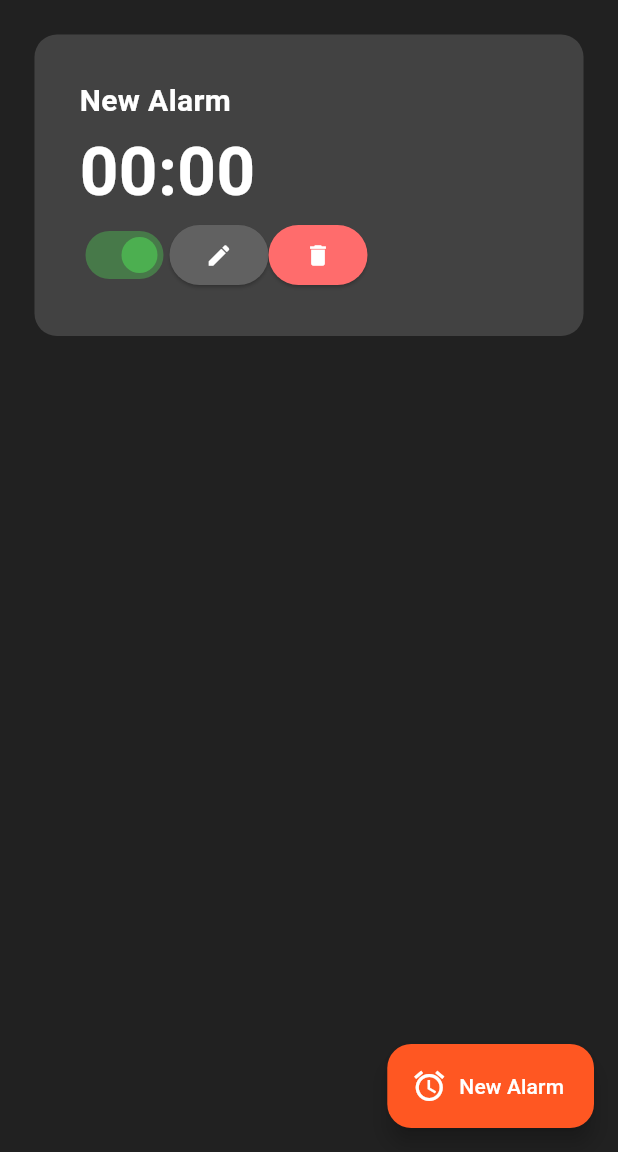
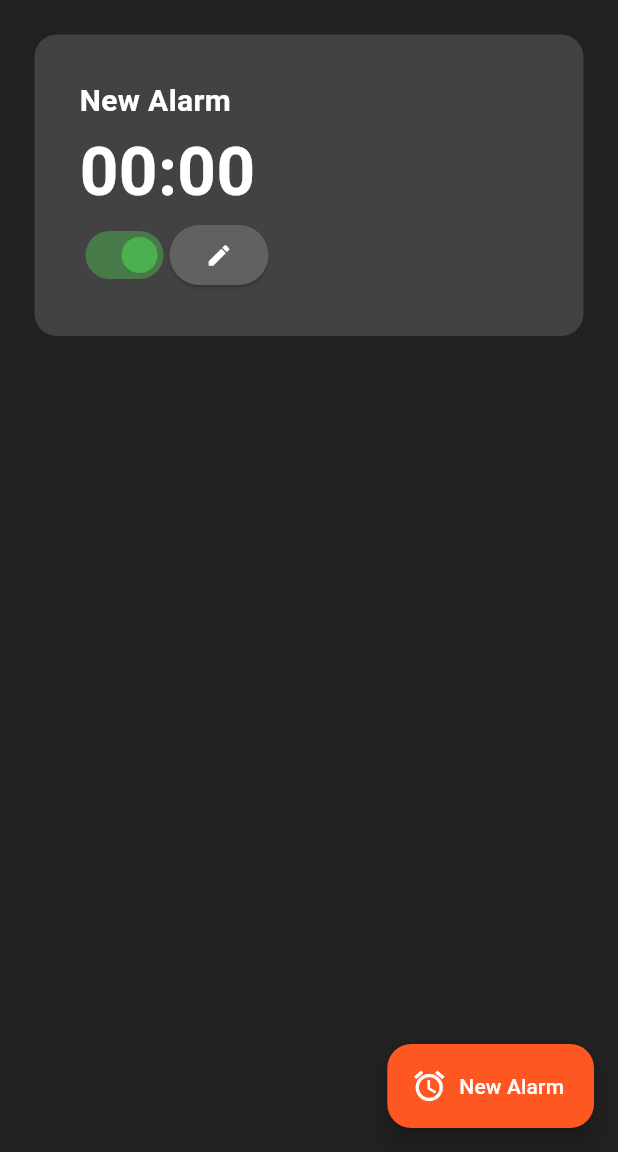
Before and after one commit to IntercityCheese/GetMeUp, a Flutter app: the screen it shows after launch, after a tap on "New Alarm", on a phone screen of 412 x 824 dp, the part 84-1236 px from its top. Run offline on Flutter 3.47's test engine with Material 3 defaults, Android fonts, the phone set to English and light mode, and no system bars; our stand-ins replace hive, hive_flutter; accounts and stored records are empty.

Commit message:
Swapped the delete button for a swipe to make it a lil cleaner

```diff
--- a/lib/pages/homepage.dart
+++ b/lib/pages/homepage.dart
@@ -63,7 +63,26 @@ class _HomePageState extends State<HomePage> {
               itemBuilder: (context, index) {
                 final alarm = box.getAt(index)!;
 
-                return AlarmWidget(
+                return Dismissible(
+                  key: ValueKey(box.keyAt(index)),
+                  direction: DismissDirection.endToStart,
+                  background: Padding(
+                    padding: const EdgeInsets.all(8.0),
+                    child: Container(
+                      decoration: BoxDecoration(
+                        color: Colors.red,
+                        borderRadius: BorderRadius.circular(15),
+                      ),
+                      alignment: Alignment.centerRight,
+                      padding: EdgeInsets.symmetric(horizontal: 20),
+                      child: Icon(Icons.delete, color: Colors.white),
+                    ),
+                  ),
+                  onDismissed: (direction) {
+                    _deleteAlarm(index);
+                  },
+
+                  child: AlarmWidget(
                     alarmName: alarm.alarmName,
                     alarmTime: alarm.time,
                     modes: [],
@@ -80,7 +99,7 @@ class _HomePageState extends State<HomePage> {
 
                       box.putAt(index, updated);
                     },
-                  onDelete: () => _deleteAlarm(index),
+                  ),
                 );
               },
             );
--- a/lib/utils/alarmwidget.dart
+++ b/lib/utils/alarmwidget.dart
@@ -8,7 +8,6 @@ class AlarmWidget extends StatelessWidget {
   final bool enabled;
   final List<int> repeatDays;
   final Function(bool)? onToggle;
-  final Function() onDelete;
 
   const AlarmWidget({
     super.key,
@@ -19,7 +18,6 @@ class AlarmWidget extends StatelessWidget {
     required this.enabled,
     required this.repeatDays,
     required this.onToggle,
-    required this.onDelete,
   });
 
   @override
@@ -72,15 +70,6 @@ class AlarmWidget extends StatelessWidget {
                     ),
                     child: Icon(Icons.edit),
                   ),
-                  ElevatedButton(
-                    // Delete
-                    onPressed: onDelete,
-                    style: ElevatedButton.styleFrom(
-                      backgroundColor: const Color.fromARGB(255, 255, 108, 108),
-                      foregroundColor: Colors.white,
-                    ),
-                    child: Icon(Icons.delete),
-                  ),
                 ],
               ),
             ],
```
Lines whose indentation alone changed are shown as unchanged.
